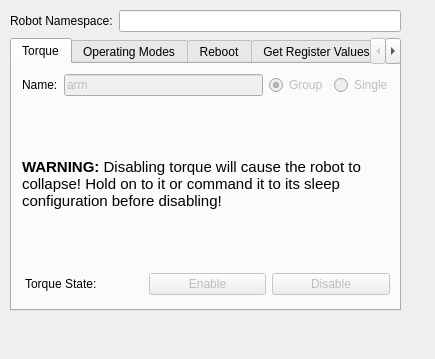
The window that interbotix_xs_toolbox/interbotix_xs_rviz/src/ui/interbotix_control_panel.ui (Interbotix/interbotix_ros_toolboxes) describes before a commit, drawn with Qt 5.
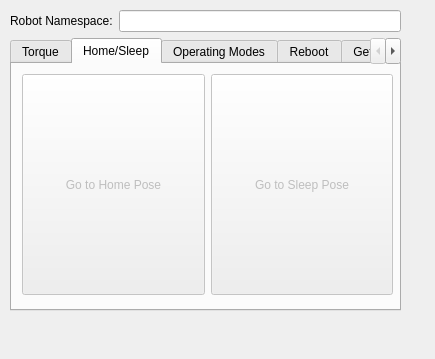
The same window after the commit. The open tabs and pages were chosen to show the change.

Commit message: [xs_rviz] Adds buttons to go to home or sleep pose

Patch:
```diff
--- a/interbotix_xs_toolbox/interbotix_xs_rviz/src/ui/interbotix_control_panel.ui
+++ b/interbotix_xs_toolbox/interbotix_xs_rviz/src/ui/interbotix_control_panel.ui
@@ -185,6 +185,55 @@
         </layout>
        </widget>
       </widget>
+      <widget class="QWidget" name="tab_home_sleep_">
+       <attribute name="title">
+        <string>Home/Sleep</string>
+       </attribute>
+       <widget class="QWidget" name="horizontalLayoutWidget">
+        <property name="geometry">
+         <rect>
+          <x>10</x>
+          <y>10</y>
+          <width>371</width>
+          <height>221</height>
+         </rect>
+        </property>
+        <layout class="QHBoxLayout" name="horizontalLayout">
+         <item>
+          <widget class="QPushButton" name="button_gotohome_">
+           <property name="enabled">
+            <bool>false</bool>
+           </property>
+           <property name="sizePolicy">
+            <sizepolicy hsizetype="Preferred" vsizetype="Preferred">
+             <horstretch>0</horstretch>
+             <verstretch>0</verstretch>
+            </sizepolicy>
+           </property>
+           <property name="text">
+            <string>Go to Home Pose</string>
+           </property>
+          </widget>
+         </item>
+         <item>
+          <widget class="QPushButton" name="button_gotosleep_">
+           <property name="enabled">
+            <bool>false</bool>
+           </property>
+           <property name="sizePolicy">
+            <sizepolicy hsizetype="Preferred" vsizetype="Preferred">
+             <horstretch>0</horstretch>
+             <verstretch>0</verstretch>
+            </sizepolicy>
+           </property>
+           <property name="text">
+            <string>Go to Sleep Pose</string>
+           </property>
+          </widget>
+         </item>
+        </layout>
+       </widget>
+      </widget>
       <widget class="QWidget" name="tab_operating_modes_">
        <property name="toolTip">
         <string/>
```
Left out of the diff: 5 changed lines with no effect on the pictures. The commit also changes 2 other files.
